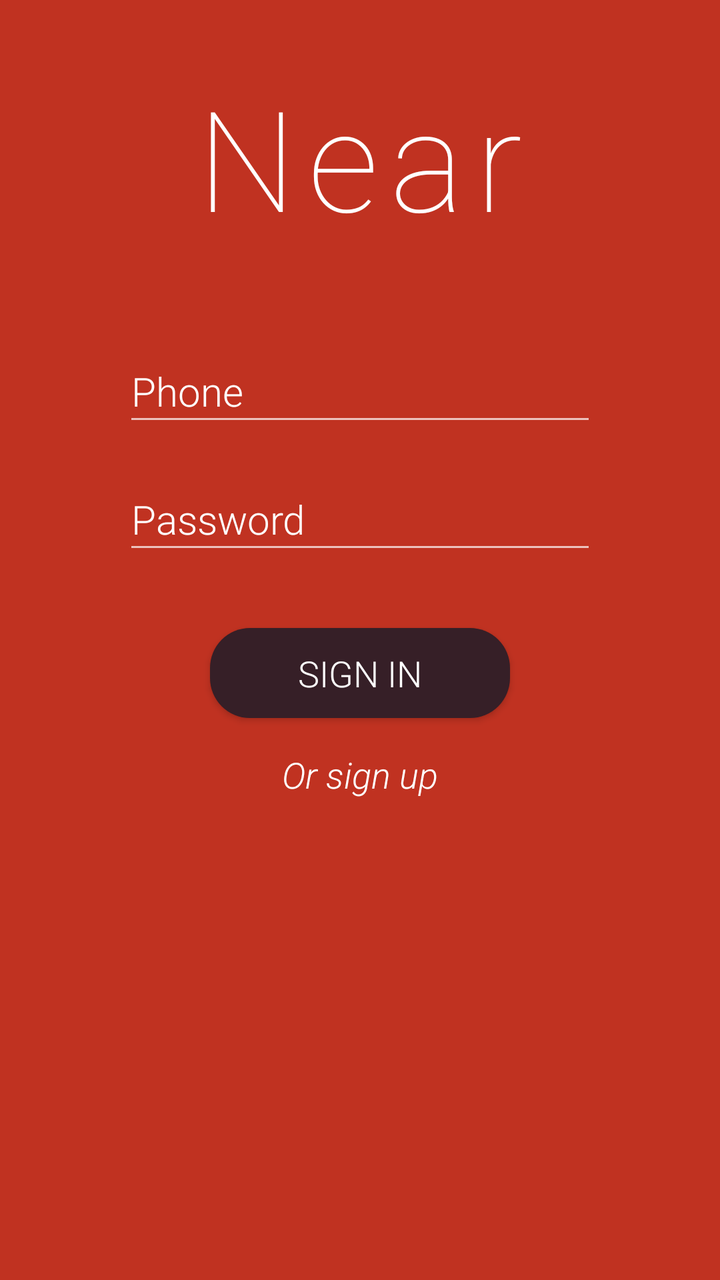
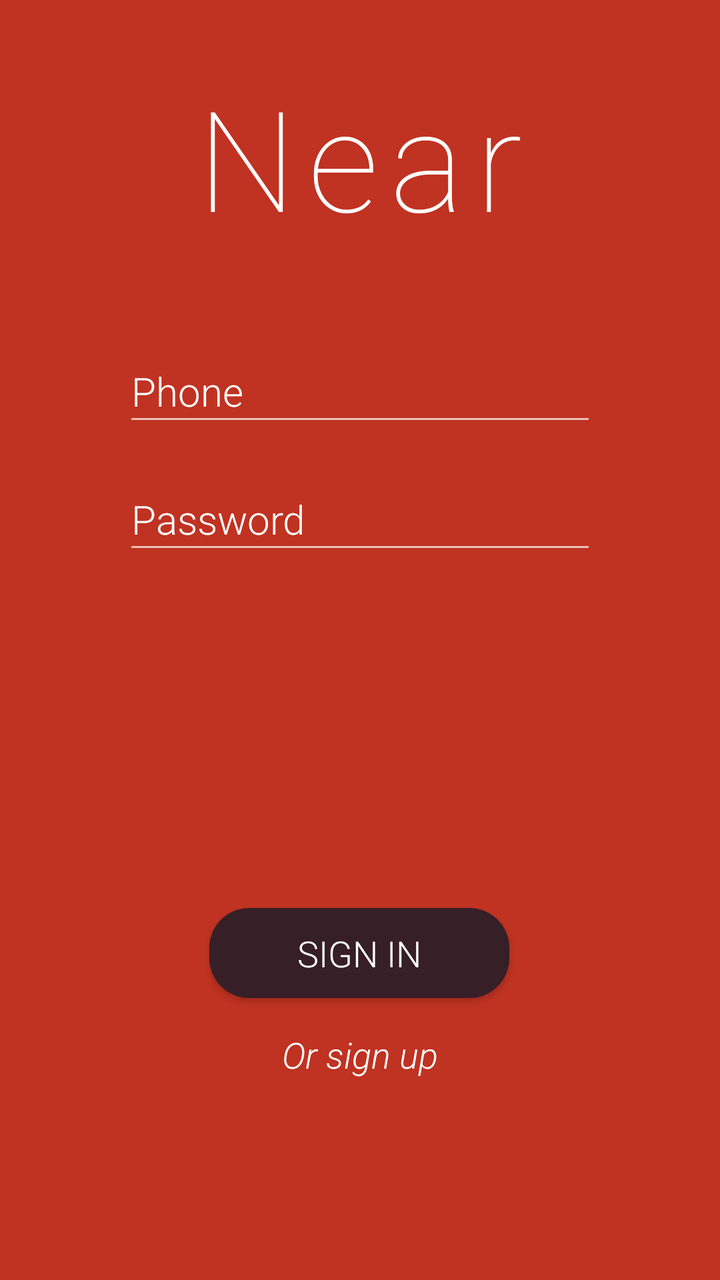

Two renders of the same Android screen: before a commit and after it. Below are the layout's source before the change and the commit's diff.
<!-- AndroidManifest.xml: application theme Theme.Design.NoActionBar -->
<!-- res/layout/activity_sign_in.xml -->
<?xml version="1.0" encoding="utf-8"?>
<androidx.constraintlayout.widget.ConstraintLayout xmlns:android="http://schemas.android.com/apk/res/android"
    xmlns:app="http://schemas.android.com/apk/res-auto"
    xmlns:tools="http://schemas.android.com/tools"
    android:layout_width="match_parent"
    android:layout_height="match_parent"
    android:clickable="true"
    android:focusable="true"
    android:focusableInTouchMode="true"
    android:background="@color/base1"
    tools:context=".MainActivity"
    tools:ignore="Overdraw">

    <EditText
        android:id="@+id/editTextSignInPhone"
        android:layout_width="wrap_content"
        android:layout_height="wrap_content"
        android:layout_marginTop="45dp"
        android:autofillHints=""
        android:ems="10"
        android:fontFamily="sans-serif-light"
        android:hint="@string/phone"
        android:inputType="phone"
        android:minHeight="48dp"
        android:textColor="@color/text"
        android:textColorHint="@color/text"
        android:textSize="20sp"
        app:layout_constraintEnd_toEndOf="parent"
        app:layout_constraintStart_toStartOf="parent"
        app:layout_constraintTop_toBottomOf="@+id/textViewSignInTitle"
        tools:ignore="TextContrastCheck" />

    <EditText
        android:id="@+id/editTextSignInPassword"
        android:layout_width="wrap_content"
        android:layout_height="wrap_content"
        android:layout_marginTop="16dp"
        android:autofillHints=""
        android:ems="10"
        android:fontFamily="sans-serif-light"
        android:hint="@string/password"
        android:inputType="textPassword"
        android:minHeight="48dp"
        android:textColor="@color/text"
        android:textColorHint="@color/text"
        android:textSize="20sp"
        app:layout_constraintEnd_toEndOf="parent"
        app:layout_constraintStart_toStartOf="parent"
        app:layout_constraintTop_toBottomOf="@+id/editTextSignInPhone"
        tools:ignore="TextContrastCheck" />

    <Button
        android:id="@+id/buttonSignIn"
        android:layout_width="150dp"
        android:layout_height="45dp"
        android:layout_marginTop="32dp"
        android:background="@drawable/rounded_corner"
        android:fontFamily="sans-serif-light"
        android:text="@string/sign_in"
        android:textColor="@color/textButtons"
        android:textSize="18sp"
        app:layout_constraintEnd_toEndOf="parent"
        app:layout_constraintStart_toStartOf="parent"
        app:layout_constraintTop_toBottomOf="@+id/editTextSignInPassword" />

    <TextView
        android:id="@+id/textViewSignUp"
        android:layout_width="wrap_content"
        android:layout_height="wrap_content"
        android:layout_marginTop="16dp"
        android:fontFamily="sans-serif-light"
        android:textSize="18sp"
        android:text="@string/or_sign_up"
        android:textAllCaps="false"
        android:textColor="@color/text"
        android:textStyle="italic"
        app:layout_constraintEnd_toEndOf="parent"
        app:layout_constraintStart_toStartOf="parent"
        app:layout_constraintTop_toBottomOf="@+id/buttonSignIn" />

    <TextView
        android:id="@+id/textViewSignInTitle"
        android:layout_width="wrap_content"
        android:layout_height="wrap_content"
        android:layout_marginTop="32dp"
        android:fontFamily="sans-serif-thin"
        android:letterSpacing="0.08"
        android:text="@string/app_name"
        android:textColor="@color/text"
        android:autoSizeMinTextSize="60sp"
        android:textSize="70sp"
        android:autoSizeMaxTextSize="80sp"
        app:layout_constraintEnd_toEndOf="parent"
        app:layout_constraintStart_toStartOf="parent"
        app:layout_constraintTop_toTopOf="parent" />
</androidx.constraintlayout.widget.ConstraintLayout>
<!-- resources referenced by this layout -->
<resources>
  <color name="base1">#C03221</color>
  <color name="text">#FFFFFFFF</color>
  <color name="textButtons">#FFFFFFFF</color>
  <!-- drawable rounded_corner (drawable) -->
  <?xml version="1.0" encoding="utf-8"?>
  <shape xmlns:android="http://schemas.android.com/apk/res/android">
      <corners  android:radius="20dp"/>
      <solid android:color="@color/base2"></solid>
  </shape>
  <string name="app_name">Near</string>
  <string name="or_sign_up">Or sign up</string>
  <string name="password">Password</string>
  <string name="phone">Phone</string>
  <string name="sign_in">Sign In</string>
  <color name="base2">#361F27</color>
</resources>

<!-- the commit's change to res/layout/activity_sign_in.xml (unified diff, before → after) -->
@@ -53,15 +53,17 @@
         android:id="@+id/buttonSignIn"
         android:layout_width="150dp"
         android:layout_height="45dp"
-        android:layout_marginTop="32dp"
         android:background="@drawable/rounded_corner"
         android:fontFamily="sans-serif-light"
         android:text="@string/sign_in"
         android:textColor="@color/textButtons"
         android:textSize="18sp"
+        app:layout_constraintBottom_toBottomOf="parent"
         app:layout_constraintEnd_toEndOf="parent"
+        app:layout_constraintHorizontal_bias="0.498"
         app:layout_constraintStart_toStartOf="parent"
-        app:layout_constraintTop_toBottomOf="@+id/editTextSignInPassword" />
+        app:layout_constraintTop_toBottomOf="@+id/editTextSignInPassword"
+        app:layout_constraintVertical_bias="0.55" />
 
     <TextView
         android:id="@+id/textViewSignUp"
